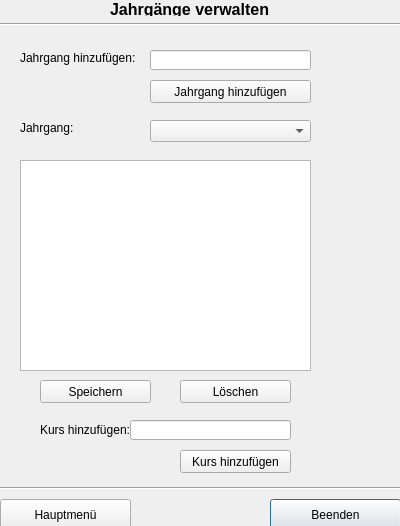
TrialAnd404/MyRepo, file ZitatErfassung/frmjahrgaengeverwalten.ui: the form before one commit.
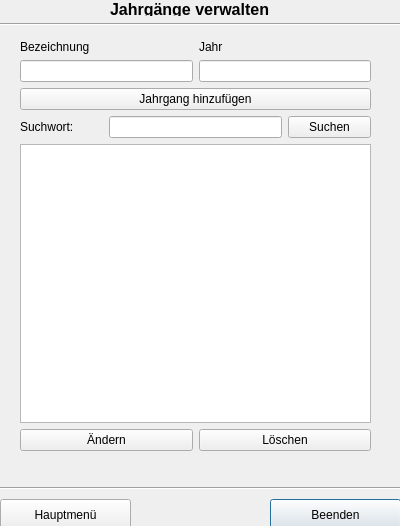
The form after the commit.

Patch:
```diff
--- a/ZitatErfassung/frmjahrgaengeverwalten.ui
+++ b/ZitatErfassung/frmjahrgaengeverwalten.ui
@@ -78,136 +78,78 @@
     <enum>Qt::Horizontal</enum>
    </property>
   </widget>
-  <widget class="QLabel" name="label">
+  <widget class="QWidget" name="">
    <property name="geometry">
     <rect>
      <x>20</x>
-     <y>50</y>
-     <width>121</width>
-     <height>16</height>
+     <y>40</y>
+     <width>351</width>
+     <height>411</height>
     </rect>
    </property>
-   <property name="text">
-    <string>Jahrgang hinzufügen:</string>
-   </property>
-  </widget>
-  <widget class="QLineEdit" name="ldtJahrgangHinzu">
-   <property name="geometry">
-    <rect>
-     <x>150</x>
-     <y>50</y>
-     <width>161</width>
-     <height>20</height>
-    </rect>
-   </property>
-  </widget>
-  <widget class="QPushButton" name="pbJahrgangHinzu">
-   <property name="geometry">
-    <rect>
-     <x>150</x>
-     <y>80</y>
-     <width>161</width>
-     <height>23</height>
-    </rect>
-   </property>
-   <property name="text">
-    <string>Jahrgang hinzufügen</string>
-   </property>
-  </widget>
-  <widget class="QLabel" name="label_2">
-   <property name="geometry">
-    <rect>
-     <x>20</x>
-     <y>120</y>
-     <width>111</width>
-     <height>16</height>
-    </rect>
-   </property>
-   <property name="text">
-    <string>Jahrgang:</string>
-   </property>
-  </widget>
-  <widget class="QComboBox" name="cmbJahrgang">
-   <property name="geometry">
-    <rect>
-     <x>150</x>
-     <y>120</y>
-     <width>161</width>
-     <height>22</height>
-    </rect>
-   </property>
-  </widget>
-  <widget class="QListWidget" name="listWidget">
-   <property name="geometry">
-    <rect>
-     <x>20</x>
-     <y>160</y>
-     <width>291</width>
-     <height>211</height>
-    </rect>
-   </property>
-  </widget>
-  <widget class="QPushButton" name="pbSpeichern">
-   <property name="geometry">
-    <rect>
-     <x>40</x>
-     <y>380</y>
-     <width>111</width>
-     <height>23</height>
-    </rect>
-   </property>
-   <property name="text">
-    <string>Speichern</string>
-   </property>
-  </widget>
-  <widget class="QPushButton" name="pbLoeschen">
-   <property name="geometry">
-    <rect>
-     <x>180</x>
-     <y>380</y>
-     <width>111</width>
-     <height>23</height>
-    </rect>
-   </property>
-   <property name="text">
-    <string>Löschen</string>
-   </property>
-  </widget>
-  <widget class="QLabel" name="label_3">
-   <property name="geometry">
-    <rect>
-     <x>40</x>
-     <y>422</y>
-     <width>111</width>
-     <height>16</height>
-    </rect>
-   </property>
-   <property name="text">
-    <string>Kurs hinzufügen:</string>
-   </property>
-  </widget>
-  <widget class="QPushButton" name="pbKursHinzu">
-   <property name="geometry">
-    <rect>
-     <x>180</x>
-     <y>450</y>
-     <width>111</width>
-     <height>23</height>
-    </rect>
-   </property>
-   <property name="text">
-    <string>Kurs hinzufügen</string>
-   </property>
-  </widget>
-  <widget class="QLineEdit" name="ldtKursHinzu">
-   <property name="geometry">
-    <rect>
-     <x>130</x>
-     <y>420</y>
-     <width>161</width>
-     <height>20</height>
-    </rect>
-   </property>
+   <layout class="QGridLayout" name="gridLayout">
+    <item row="0" column="0" colspan="2">
+     <widget class="QLabel" name="lblBezeichnung">
+      <property name="text">
+       <string>Bezeichnung</string>
+      </property>
+     </widget>
+    </item>
+    <item row="1" column="0" colspan="2">
+     <widget class="QLineEdit" name="edtBezeichnung"/>
+    </item>
+    <item row="1" column="2" colspan="2">
+     <widget class="QLineEdit" name="edtJahr"/>
+    </item>
+    <item row="3" column="0">
+     <widget class="QLabel" name="lblSuchwort">
+      <property name="text">
+       <string>Suchwort:</string>
+      </property>
+     </widget>
+    </item>
+    <item row="3" column="1" colspan="2">
+     <widget class="QLineEdit" name="edtSuche"/>
+    </item>
+    <item row="3" column="3">
+     <widget class="QPushButton" name="pbSuchen">
+      <property name="text">
+       <string>Suchen</string>
+      </property>
+     </widget>
+    </item>
+    <item row="4" column="0" colspan="4">
+     <widget class="QListWidget" name="lwAusgabe"/>
+    </item>
+    <item row="5" column="0" colspan="2">
+     <widget class="QPushButton" name="pbAendern">
+      <property name="text">
+       <string>Ändern</string>
+      </property>
+     </widget>
+    </item>
+    <item row="0" column="2">
+     <widget class="QLabel" name="lblJahr">
+      <property name="text">
+       <string>Jahr</string>
+      </property>
+     </widget>
+    </item>
+    <item row="2" column="0" colspan="4">
+     <widget class="QPushButton" name="pbJahrgangHinzu">
+      <property name="text">
+       <string>Jahrgang hinzufügen</string>
+      </property>
+     </widget>
+    </item>
+    <item row="5" column="2" colspan="2">
+     <widget class="QPushButton" name="pbLoeschen">
+      <property name="text">
+       <string>Löschen</string>
+      </property>
+     </widget>
+    </item>
+   </layout>
   </widget>
  </widget>
  <resources/>
```
Left out of the diff: 2 changed lines with no effect on the pictures.
